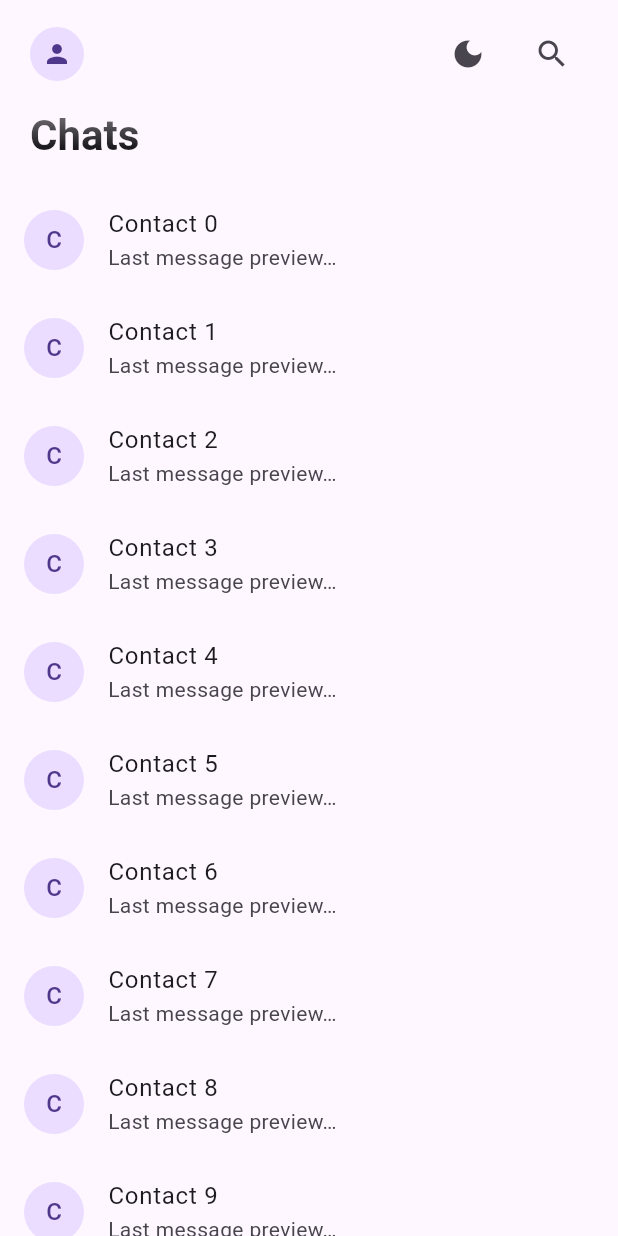
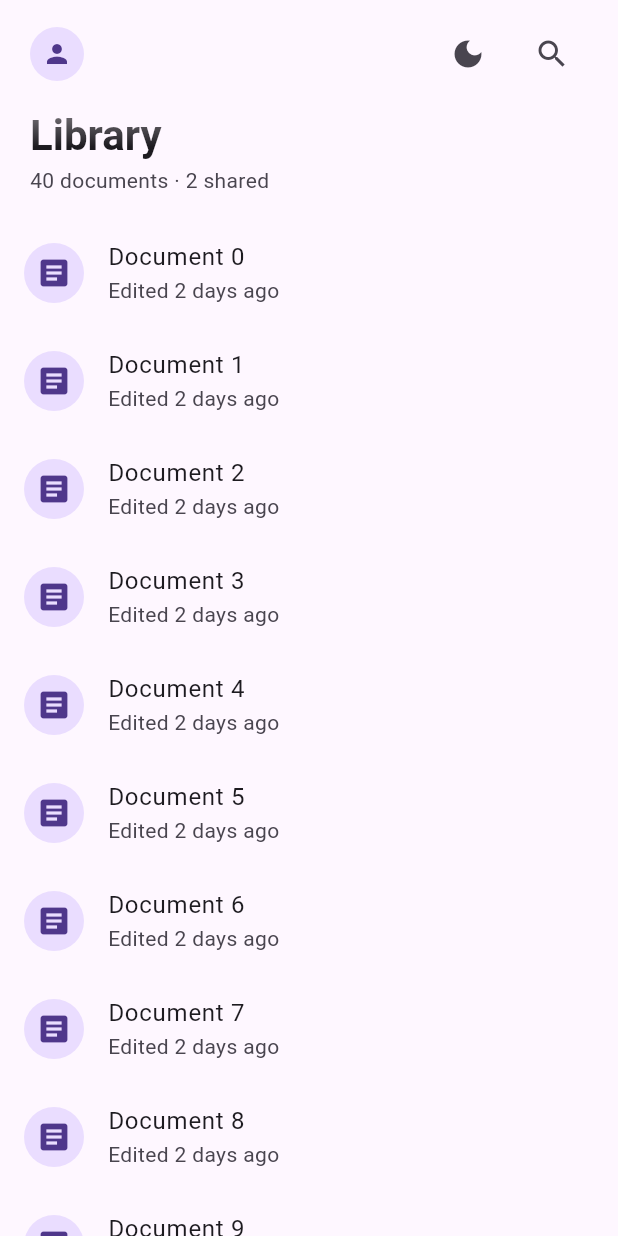
Before and after one commit to jubairp10/ghost_app_bar, a Flutter app: the screen it shows after launch, on a phone screen of 412 x 824 dp. Run offline on Flutter 3.47's test engine with Material 3 defaults, Android fonts, the phone set to English and light mode, and no system bars.

Commit message:
0.3.0: any widget can go in the bar
Add largeTitle and compactTitle, which take arbitrary widgets instead of
only a string, so the bar suits any screen rather than a plain title.
title becomes optional; existing callers are unaffected.

Co-Authored-By: Claude Fable 5 <noreply@anthropic.com>

````diff
--- a/example/lib/main.dart
+++ b/example/lib/main.dart
@@ -21,9 +21,18 @@ class _ExampleAppState extends State<ExampleApp> {
       darkTheme: ThemeData(brightness: Brightness.dark),
       themeMode: _dark ? ThemeMode.dark : ThemeMode.light,
       home: Scaffold(
-        // No colors passed to GhostAppBarScaffold — it follows the theme.
+        // No colors passed — the bar follows the ambient theme.
         body: GhostAppBarScaffold.children(
-          title: 'Chats',
+          // The expanded header is any widget, not just a string.
+          largeTitle: const _Header(),
+          // So is the content that fades into the collapsed bar.
+          compactTitle: Row(
+            children: [
+              const Icon(Icons.folder_rounded, size: 20),
+              const SizedBox(width: 8),
+              Text('Library', style: Theme.of(context).textTheme.titleMedium),
+            ],
+          ),
           leading: const CircleAvatar(
             radius: 18,
             child: Icon(Icons.person, size: 20),
@@ -38,9 +47,9 @@ class _ExampleAppState extends State<ExampleApp> {
           children: [
             for (var i = 0; i < 40; i++)
               ListTile(
-                leading: const CircleAvatar(child: Text('C')),
-                title: Text('Contact $i'),
-                subtitle: const Text('Last message preview…'),
+                leading: const CircleAvatar(child: Icon(Icons.article)),
+                title: Text('Document $i'),
+                subtitle: const Text('Edited 2 days ago'),
               ),
           ],
         ),
@@ -48,3 +57,30 @@ class _ExampleAppState extends State<ExampleApp> {
     );
   }
 }
+
+/// Shows that the expanded header can be any widget — here a heading with a
+/// subtitle rather than a single line of text.
+class _Header extends StatelessWidget {
+  const _Header();
+
+  @override
+  Widget build(BuildContext context) {
+    final theme = Theme.of(context);
+    return Column(
+      crossAxisAlignment: CrossAxisAlignment.start,
+      children: [
+        Text(
+          'Library',
+          style: theme.textTheme.headlineMedium
+              ?.copyWith(fontWeight: FontWeight.w700),
+        ),
+        const SizedBox(height: 2),
+        Text(
+          '40 documents · 2 shared',
+          style: theme.textTheme.bodyMedium
+              ?.copyWith(color: theme.colorScheme.onSurfaceVariant),
+        ),
+      ],
+    );
+  }
+}
--- a/lib/ghost_app_bar.dart
+++ b/lib/ghost_app_bar.dart
@@ -27,15 +27,29 @@ import 'package:flutter/material.dart';
 /// )
 /// ```
 class GhostAppBarScaffold extends StatefulWidget {
-  /// Large title shown below the bar; scrolls away and fades out.
-  final String title;
+  /// Text for both titles, for the common case.
+  ///
+  /// Optional: pass [largeTitle] and [compactTitle] instead to put arbitrary
+  /// widgets in the bar. Whichever of those you supply overrides this.
+  final String? title;
 
-  /// Style for the large title.
+  /// Expanded header shown below the bar; scrolls away and fades out.
+  ///
+  /// Any widget — a title with a subtitle, an avatar row, a search field.
+  /// Defaults to [title] rendered with [largeTitleStyle].
+  final Widget? largeTitle;
+
+  /// Content that fades into the bar once collapsed past [collapseOffset].
+  ///
+  /// Any widget. Defaults to [title] rendered with [compactTitleStyle].
+  final Widget? compactTitle;
+
+  /// Style for the default large title. Ignored when [largeTitle] is set.
   ///
   /// Defaults to the theme's `headlineMedium`, bolded.
   final TextStyle? largeTitleStyle;
 
-  /// Style for the compact title that fades into the bar.
+  /// Style for the default compact title. Ignored when [compactTitle] is set.
   ///
   /// Defaults to the theme's `titleMedium`.
   final TextStyle? compactTitleStyle;
@@ -77,9 +91,14 @@ class GhostAppBarScaffold extends StatefulWidget {
   final ScrollController? controller;
 
   /// Creates a ghost app bar around a list of [slivers].
+  ///
+  /// Supply [title] for a plain text bar, or [largeTitle] and [compactTitle]
+  /// to build the bar out of your own widgets.
   const GhostAppBarScaffold({
     super.key,
-    required this.title,
+    this.title,
+    this.largeTitle,
+    this.compactTitle,
     this.controller,
     this.largeTitleStyle,
     this.compactTitleStyle,
@@ -92,12 +111,17 @@ class GhostAppBarScaffold extends StatefulWidget {
     this.horizontalPadding = 20,
     this.bottomPadding = 120,
     required this.slivers,
-  });
+  }) : assert(
+          title != null || (largeTitle != null && compactTitle != null),
+          'Provide a title, or both largeTitle and compactTitle.',
+        );
 
   /// Convenience constructor for a plain list of box widgets.
   GhostAppBarScaffold.children({
     Key? key,
-    required String title,
+    String? title,
+    Widget? largeTitle,
+    Widget? compactTitle,
     ScrollController? controller,
     TextStyle? largeTitleStyle,
     TextStyle? compactTitleStyle,
@@ -113,6 +137,8 @@ class GhostAppBarScaffold extends StatefulWidget {
   }) : this(
           key: key,
           title: title,
+          largeTitle: largeTitle,
+          compactTitle: compactTitle,
           controller: controller,
           largeTitleStyle: largeTitleStyle,
           compactTitleStyle: compactTitleStyle,
@@ -183,6 +209,11 @@ class _GhostAppBarScaffoldState extends State<GhostAppBarScaffold> {
         (theme.textTheme.titleMedium ?? const TextStyle(fontSize: 18))
             .copyWith(fontWeight: FontWeight.w600, color: onScrim);
 
+    final Widget largeTitle =
+        widget.largeTitle ?? Text(widget.title!, style: largeStyle);
+    final Widget compactTitle =
+        widget.compactTitle ?? Text(widget.title!, style: compactStyle);
+
     return Stack(
       children: [
         // ── Content — scrolls behind the invisible bar ──────────────────
@@ -213,7 +244,7 @@ class _GhostAppBarScaffoldState extends State<GhostAppBarScaffold> {
                             2,
                             widget.horizontalPadding,
                             16),
-                        child: Text(widget.title, style: largeStyle),
+                        child: largeTitle,
                       ),
                     ),
                   ),
@@ -269,7 +300,7 @@ class _GhostAppBarScaffoldState extends State<GhostAppBarScaffold> {
                   child: AnimatedOpacity(
                     opacity: _collapsed ? 1 : 0,
                     duration: const Duration(milliseconds: 180),
-                    child: Text(widget.title, style: compactStyle),
+                    child: compactTitle,
                   ),
                 ),
                 for (final action in widget.actions) ...[
--- a/pubspec.yaml
+++ b/pubspec.yaml
@@ -3,7 +3,7 @@ description: >-
   Transparent collapsing app bar with an iOS-style large title that fades as
   you scroll. Content scrolls behind it and dissolves into the status bar with
   no seam. Theme-aware, zero dependencies.
-version: 0.2.0
+version: 0.3.0
 repository: https://github.com/jubairp10/ghost_app_bar
 issue_tracker: https://github.com/jubairp10/ghost_app_bar/issues
 topics:
````
Also changed, not shown: 3 other files.
